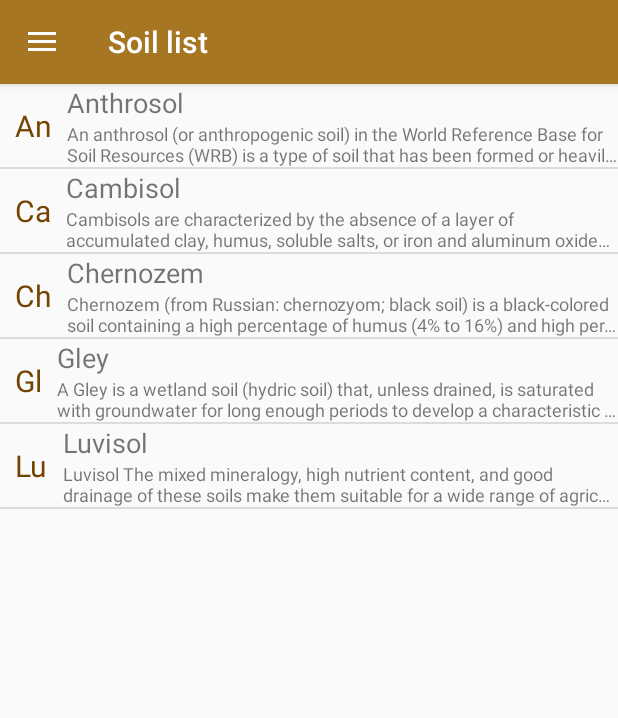
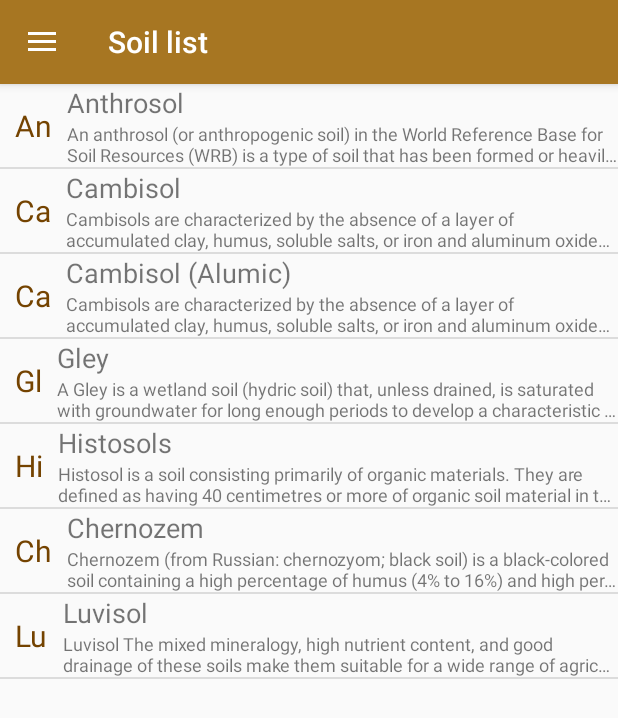
Before and after one commit to Barilac/CSM, an Android app: the screen it shows after launch (MainActivity), in the side drawer, after a tap on "Soil list", on a phone screen of 412 x 824 dp. Shown: the top 718 px of the screen. Run offline under Robolectric (Android 15) with nearby library versions, the phone set to English and light mode, and no system bars; our stand-ins replace navigation-ui.

Commit message:
Added new soils to soil list.

```diff
--- a/app/src/main/res/values/soils.xml
+++ b/app/src/main/res/values/soils.xml
@@ -3,9 +3,13 @@
     <string-array name="soil_names">
         <item>Anthrosol</item>
         <item>Cambisol</item>
+        <item>Cambisol (Alumic)</item>
+        <item>Gley</item>
+        <item>Histosols</item>
         <item>Chernozem</item>
-        <item>Gley</item>
         <item>Luvisol</item>
+
+
 
     </string-array>
 
@@ -15,15 +19,28 @@
             Such soils can be formed from any parent soil, and are commonly found in areas where agriculture has been practised for centuries. Anthrosols can be found worldwide, though they tend to have different soil horizons in different regions. For example, in northwestern Europe anthrosols commonly have plaggic or terric (strongly affected by manure) horizons, and together they cover some 500,000 hectares.
         </item>
         <item>Cambisols are characterized by the absence of a layer of accumulated clay, humus, soluble salts, or iron and aluminum oxides. They differ from unweathered parent material in their aggregate structure, colour, clay content, carbonate content, or other properties that give some evidence of soil-forming processes. Because of their favourable aggregate structure and high content of weatherable minerals, they usually can be exploited for agriculture subject to the limitations of terrain and climate. Cambisols are the second most extensive soil group on Earth, occupying 12 percent of the total continental land area—mainly in boreal polar regions, in landscapes with high rates of erosion, and in regions of parent material resistant to clay movement. They are not common in humid tropical climates.</item>
-        <item>Chernozem (from Russian: chernozyom; "black soil") is a black-colored soil containing a high percentage of humus (4% to 16%) and high percentages of phosphoric acids, phosphorus, and ammonia. Chernozem is very fertile and can produce high agricultural yields with its high moisture storage capacity. Chernozems are also a Reference Soil Group of the World Reference Base for Soil Resources (WRB).</item>
+
+        <item>
+            Cambisols are characterized by the absence of a layer of accumulated clay, humus, soluble salts, or iron and aluminum oxides. They differ from unweathered parent material in their aggregate structure, colour, clay content, carbonate content, or other properties that give some evidence of soil-forming processes. Because of their favourable aggregate structure and high content of weatherable minerals, they usually can be exploited for agriculture subject to the limitations of terrain and climate. Cambisols are the second most extensive soil group on Earth, occupying 12 percent of the total continental land area—mainly in boreal polar regions, in landscapes with high rates of erosion, and in regions of parent material resistant to clay movement. They are not common in humid tropical climates.
+        \n\n
+            Cambisols (Alumic) are highly saturated with aluminum (more than 30%), agricultural soils have a saturation of the horizon Bv up to 30%, forest soils up to 20%.
+        </item>
+
         <item>A Gley is a wetland soil (hydric soil) that, unless drained, is saturated with groundwater for long enough periods to develop a characteristic gleyic colour pattern. This pattern is essentially made up of reddish, brownish, or yellowish colours at surfaces of soil particles and/or in the upper soil horizons mixed with greyish/blueish colours inside the peds and/or deeper in the soil. Gleysols are also known as Gleyzems, meadow soils, Aqu-suborders of Entisols, Inceptisols and Mollisols (USDA soil taxonomy), or as groundwater soils and hydro-morphic soils.
 \n\n
 Gleysols occur within a wide range of unconsolidated materials, mainly fluvial, marine and lacustrine sediments of Pleistocene or Holocene age, having basic to acidic mineralogy. They are found in depression areas and low landscape positions with shallow groundwater.</item>
+
+        <item>Histosol is a soil consisting primarily of organic materials. They are defined as having 40 centimetres or more of organic soil material in the upper 80 centimetres. Organic soil material has an organic carbon content (by weight) of 12 to 18 percent, or more, depending on the clay content of the soil. These materials include muck (sapric soil material), mucky peat (hemic soil material), or peat (fibric soil material). Aquic conditions or artificial drainage are required. Typically, Histosols have very low bulk density and are poorly drained because the organic matter holds water very well. Most are acidic and many are very deficient in major plant nutrients which are washed away in the consistently moist soil.
+           \n\n
+Histosols form whenever organic matter forms at a more rapid rate than it is destroyed. This occurs because of restricted drainage precluding aerobic decomposition, and the remains of plants and animals remain within the soil. Thus, Histosols are very important ecologically because they store large quantities of organic carbon. If accumulation continues for a long enough period, coal forms.
+            \n\n
+            Histosols are generally very difficult to cultivate because of the poor drainage and often low chemical fertility. However, Histosols formed on very recent glacial lands can often be very productive when drained and produce high-grade pasture for dairying or beef cattle. They can sometimes be used for fruit if carefully managed, but there is a great risk of the organic matter becoming dry powder and eroding under the influence of drying winds. A tendency towards shrinkage and compaction is also evident with crops.
+        </item>
+        <item>Chernozem (from Russian: chernozyom; "black soil") is a black-colored soil containing a high percentage of humus (4% to 16%) and high percentages of phosphoric acids, phosphorus, and ammonia. Chernozem is very fertile and can produce high agricultural yields with its high moisture storage capacity. Chernozems are also a Reference Soil Group of the World Reference Base for Soil Resources (WRB).</item>
         <item>Luvisol The mixed mineralogy, high nutrient content, and good drainage of these soils make them suitable for a wide range of agriculture, from grains to orchards to vineyards. Luvisols form on flat or gently sloping landscapes under climatic regimes that range from cool temperate to warm Mediterranean. Occupying just over 5 percent of the total continental land area on Earth, they are found typically in west-central Russia, the United States, central Europe, the Mediterranean basin, and southern Australia.
            \n\n
 Luvisols are technically characterized by a surface accumulation of humus overlying an extensively leached layer that is nearly devoid of clay and iron-bearing minerals. Below the latter lies a layer of mixed clay accumulation that has high levels of available nutrient ions comprising calcium, magnesium, sodium, or potassium. Luvisols are often associated with Cambisols. Albeluvisols are a related FAO soil group also exhibiting clay migration.
         </item>
-
     </string-array>
 
 </resources>
```
